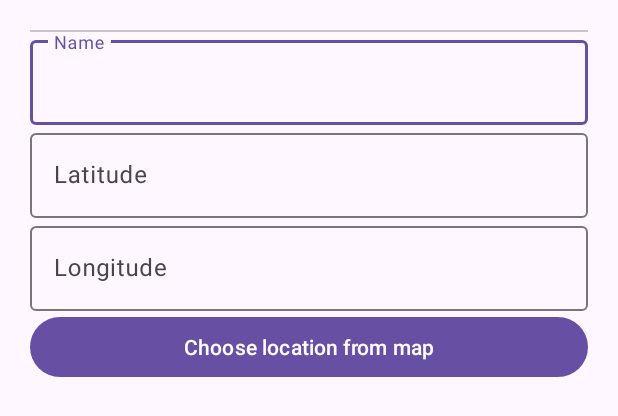
After one commit to milancu/The-throne-locator, an Android app: the layout add_new_dialog.xml on its own in the app's theme, with its tools: preview values and no code run, on a phone screen of 412 x 824 dp. The commit adds this screen. Shown: the top 416 px of the screen. Run offline under Robolectric (Android 15) with nearby library versions, the phone set to English and light mode, and no system bars; Roboto replaces fonts that are not available here.

Commit message:
implemented dialogs

```diff
--- a/app/src/main/AndroidManifest.xml
+++ b/app/src/main/AndroidManifest.xml
@@ -27,6 +27,7 @@
             </intent-filter>
         </activity>
         <activity android:name=".ui.ToiletList"/>
+        <activity android:name=".ui.MapPickerActivity"/>
         <activity android:name=".ui.CookieClicker"/>
         <meta-data
             android:name="com.google.android.geo.API_KEY"
--- /dev/null
+++ b/app/src/main/res/drawable/baseline_add_24.xml
@@ -0,0 +1,5 @@
+<vector android:height="24dp" android:tint="#664B79"
+    android:viewportHeight="24" android:viewportWidth="24"
+    android:width="24dp" xmlns:android="http://schemas.android.com/apk/res/android">
+    <path android:fillColor="@android:color/white" android:pathData="M19,13h-6v6h-2v-6H5v-2h6V5h2v6h6v2z"/>
+</vector>
--- /dev/null
+++ b/app/src/main/res/layout/add_new_dialog.xml
@@ -0,0 +1,59 @@
+<?xml version="1.0" encoding="utf-8"?>
+<LinearLayout xmlns:android="http://schemas.android.com/apk/res/android"
+    xmlns:app="http://schemas.android.com/apk/res-auto"
+    android:layout_width="match_parent"
+    android:layout_height="wrap_content"
+    android:orientation="vertical"
+    android:padding="20dp"
+    android:paddingTop="10dp">
+
+    <com.google.android.material.divider.MaterialDivider
+        android:layout_width="match_parent"
+        android:layout_height="wrap_content"
+        app:dividerInsetEnd="-20dp"
+        app:dividerInsetStart="-20dp" />
+
+    <com.google.android.material.textfield.TextInputLayout
+        android:id="@+id/input_name"
+        android:layout_width="match_parent"
+        android:layout_height="wrap_content"
+        android:hint="Name"
+        app:endIconMode="clear_text">
+
+        <com.google.android.material.textfield.TextInputEditText
+            android:layout_width="match_parent"
+            android:layout_height="wrap_content" />
+    </com.google.android.material.textfield.TextInputLayout>
+
+    <com.google.android.material.textfield.TextInputLayout
+        android:layout_width="match_parent"
+        android:layout_height="wrap_content"
+        android:hint="Latitude"
+        app:endIconMode="clear_text">
+
+        <com.google.android.material.textfield.TextInputEditText
+            android:id="@+id/input_latitude"
+            android:layout_width="match_parent"
+            android:layout_height="wrap_content" />
+    </com.google.android.material.textfield.TextInputLayout>
+
+    <com.google.android.material.textfield.TextInputLayout
+        android:layout_width="match_parent"
+        android:layout_height="wrap_content"
+        android:hint="Longitude"
+        app:endIconMode="clear_text">
+
+        <com.google.android.material.textfield.TextInputEditText
+            android:id="@+id/input_longitude"
+            android:layout_width="match_parent"
+            android:layout_height="wrap_content" />
+    </com.google.android.material.textfield.TextInputLayout>
+
+    <com.google.android.material.button.MaterialButton
+        android:id="@+id/button_choose_from_map"
+        android:layout_width="match_parent"
+        android:layout_height="match_parent"
+        android:text="Choose location from map" />
+
+
+</LinearLayout>
--- a/app/src/main/res/layout/toilet_list_view.xml
+++ b/app/src/main/res/layout/toilet_list_view.xml
@@ -20,7 +20,7 @@
                 android:layout_height="100dp"
                 android:contentDescription="Toilet"
                 android:scaleType="centerCrop"
-                app:srcCompat="@drawable/media_foreground" />
+                android:src="@drawable/media_foreground" />
 
             <LinearLayout
                 android:layout_width="wrap_content"
```
Also changed, not shown: app/src/main/java/cz/cvut/fel/thethronelocator/ui/MapPickerActivity.kt (added, +52 -0 lines), app/src/main/java/cz/cvut/fel/thethronelocator/ui/ToiletList.kt (+127 -0 lines), app/src/main/res/layout/activity_map_picker.xml (added, +24 -0 lines), app/src/main/res/layout/filter_dialog.xml (added, +41 -0 lines), app/src/main/res/layout/sort_dialog.xml (added, +33 -0 lines), app/src/main/res/layout/toilet_list.xml (+23 -7 lines).
